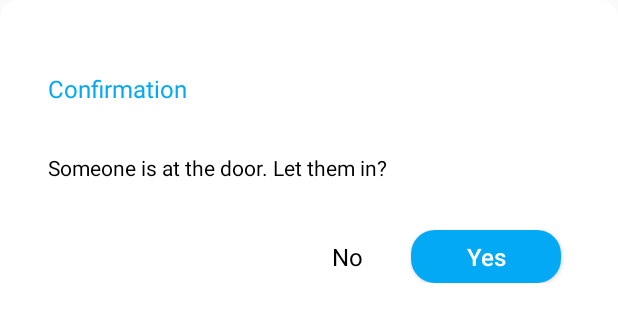
After one commit to wangerekaharun/SmartHome, an Android app: the layout doorbell_actions_dialog.xml on its own in the app's theme, with its tools: preview values and no code run, on a phone screen of 412 x 824 dp. The commit adds this screen. Shown: the top 322 px of the screen. Run offline under Robolectric (Android 15) with nearby library versions, the phone set to English and light mode, and no system bars.

Commit message:
doorbell actions fragment complete

```diff
--- a/app/src/main/java/ke/co/appslab/smarthome/ui/doorbell/DoorBellFragment.kt
+++ b/app/src/main/java/ke/co/appslab/smarthome/ui/doorbell/DoorBellFragment.kt
@@ -1,9 +1,14 @@
 package ke.co.appslab.smarthome.ui.doorbell
 
+import android.app.AlertDialog
+import android.app.Dialog
+import android.graphics.Color
+import android.graphics.drawable.ColorDrawable
 import android.os.Bundle
 import android.view.LayoutInflater
 import android.view.View
 import android.view.ViewGroup
+import android.view.Window
 import androidx.fragment.app.Fragment
 import androidx.lifecycle.Observer
 import androidx.lifecycle.ViewModelProviders
@@ -51,16 +56,22 @@ class DoorBellFragment : Fragment() {
     }
 
     private fun initView(entriesList: List<DoorbellEntry>) {
-        when{
-            entriesList.isEmpty() ->{
+        when {
+            entriesList.isEmpty() -> {
                 cameraFeedRv.visibility = View.GONE
                 emptyViewLinear.visibility = View.VISIBLE
             }
-            else ->{
+            else -> {
                 cameraFeedRv.visibility = View.VISIBLE
                 emptyViewLinear.visibility = View.GONE
                 cameraFeedRv.layoutManager = LinearLayoutManager(activity!!)
                 cameraFeedRv.adapter = DoorbellAdapter(entriesList) {
+                    val alertDialogBuilder = Dialog(activity!!)
+                    alertDialogBuilder.requestWindowFeature(Window.FEATURE_NO_TITLE)
+                    alertDialogBuilder.window?.setBackgroundDrawable(ColorDrawable(Color.TRANSPARENT))
+                    alertDialogBuilder.setContentView(R.layout.doorbell_actions_dialog)
+                    alertDialogBuilder.show()
+
                 }
             }
         }
--- a/app/src/main/java/ke/co/appslab/smarthome/ui/doorbell/DoorbellAdapter.kt
+++ b/app/src/main/java/ke/co/appslab/smarthome/ui/doorbell/DoorbellAdapter.kt
@@ -32,6 +32,9 @@ class DoorbellAdapter(
                     timestampText.text = timeDifference
                 }
                 Glide.with(itemView.context).load(image).into(doorbellImg)
+                itemView.setOnClickListener {
+                    itemClickListener(this)
+                }
 
             }
         }
--- /dev/null
+++ b/app/src/main/res/drawable/rounded_dialog.xml
@@ -0,0 +1,6 @@
+<?xml version="1.0" encoding="utf-8"?>
+<shape xmlns:android="http://schemas.android.com/apk/res/android"
+       android:shape="rectangle">
+    <solid android:color="@android:color/white" />
+    <corners android:radius="12dp" />
+</shape>
--- /dev/null
+++ b/app/src/main/res/layout/doorbell_actions_dialog.xml
@@ -0,0 +1,60 @@
+<?xml version="1.0" encoding="utf-8"?>
+<LinearLayout xmlns:android="http://schemas.android.com/apk/res/android"
+              android:orientation="vertical"
+              android:layout_width="match_parent"
+              android:layout_height="wrap_content"
+              android:background="@drawable/rounded_dialog"
+              android:padding="@dimen/dialog_margin"
+>
+
+    <TextView
+        android:layout_width="wrap_content"
+        android:layout_height="wrap_content"
+        android:text="@string/confirmation"
+        android:textSize="@dimen/text_size_small"
+        android:textColor="@color/colorAccent"
+        android:layout_marginTop="@dimen/activity_horizontal_margin"
+        android:layout_marginBottom="@dimen/activity_horizontal_margin"
+    />
+
+    <TextView
+        android:layout_width="wrap_content"
+        android:layout_height="wrap_content"
+        android:text="@string/doorbell_action_desc"
+        android:textSize="@dimen/text_size_extra_small"
+        android:textColor="@color/colorBlack"
+        android:layout_marginTop="@dimen/activity_horizontal_margin"
+        android:layout_marginBottom="@dimen/activity_horizontal_margin"
+    />
+
+    <RelativeLayout
+        android:layout_width="match_parent"
+        android:gravity="end"
+        android:layout_marginTop="@dimen/activity_horizontal_margin"
+        android:layout_marginBottom="@dimen/activity_horizontal_margin"
+        android:layout_height="wrap_content">
+        <TextView
+            android:layout_width="wrap_content"
+            android:layout_centerVertical="true"
+            android:layout_marginEnd="@dimen/activity_horizontal_margin"
+            android:id="@+id/cancelText"
+            android:text="@string/doorbell_no"
+            android:textSize="@dimen/text_size_small"
+            android:textColor="@color/colorBlack"
+            android:layout_height="wrap_content" />
+        <Button
+            android:layout_width="100dp"
+            android:id="@+id/signInBtn"
+            android:layout_marginStart="@dimen/activity_horizontal_margin"
+            android:layout_marginEnd="@dimen/medium_margin"
+            android:layout_toEndOf="@id/cancelText"
+            android:text="@string/doorbell_yes"
+            android:textColor="@color/colorWhite"
+            android:textAllCaps="false"
+            android:textSize="@dimen/text_size_small"
+            android:background="@drawable/round_blue_btn"
+            android:layout_height="35dp" />
+    </RelativeLayout>
+
+
+</LinearLayout>
--- a/app/src/main/res/values/dimens.xml
+++ b/app/src/main/res/values/dimens.xml
@@ -10,4 +10,5 @@
     <dimen name="medium_margin">6dp</dimen>
     <dimen name="card_radius">4dp</dimen>
     <dimen name="card_margin">10dp</dimen>
+    <dimen name="dialog_margin">32dp</dimen>
 </resources>
--- a/app/src/main/res/values/strings.xml
+++ b/app/src/main/res/values/strings.xml
@@ -61,6 +61,10 @@
     <string name="few_seconds">a few seconds</string>
     <string name="title_electricity_monitor">Electricity</string>
     <string name="notifications">Notificatons</string>
+    <string name="confirmation">Confirmation</string>
+    <string name="doorbell_action_desc">Someone is at the door. Let them in?</string>
+    <string name="doorbell_no">No</string>
+    <string name="doorbell_yes">Yes</string>
 
     <plurals name="hours_formatted">
         <item quantity="one">1 hour</item>
```
